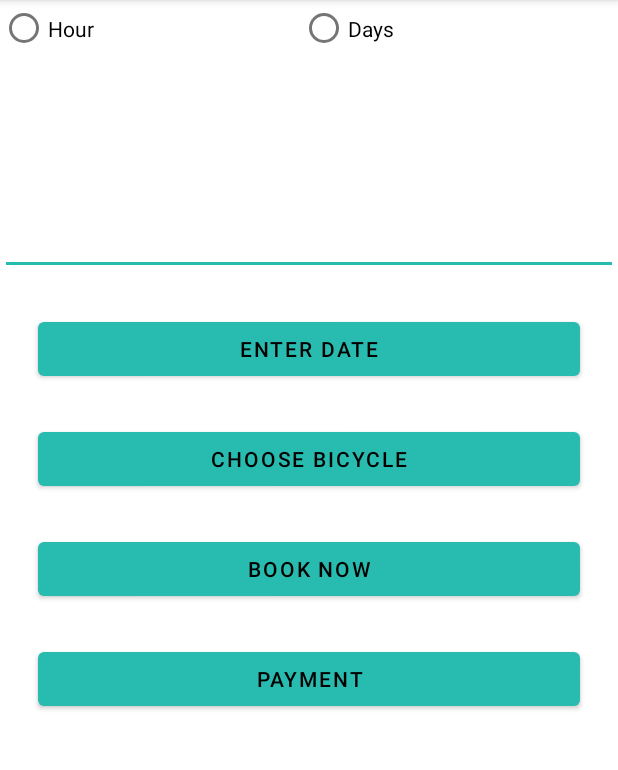
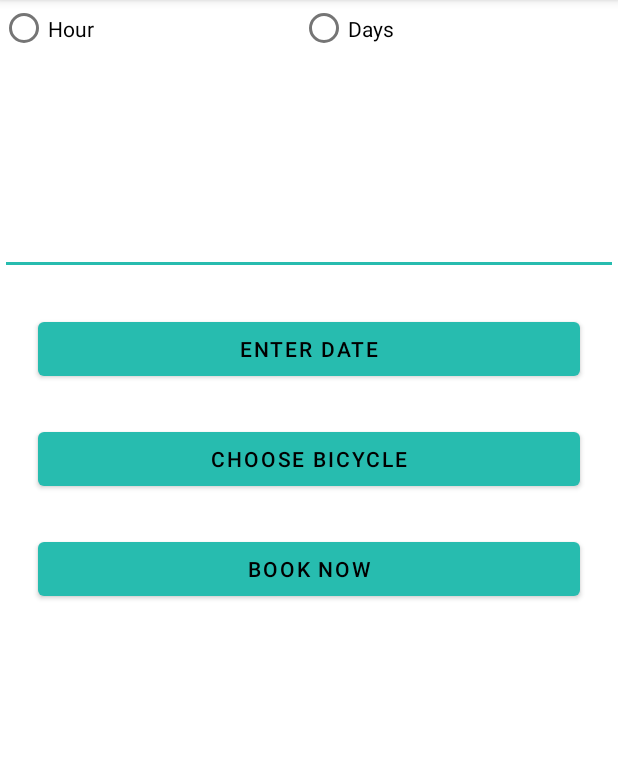
Before and after one commit to anjalikoshti/MyBicycleRental, an Android app: the BookRideActivity screen opened directly, with no data from a screen before it, on a phone screen of 412 x 824 dp, the part 84-854 px from its top. Run offline under Robolectric (Android 15) with nearby library versions, the phone set to English and light mode, and no system bars; our stand-ins replace Firebase (no records; nobody signed in at launch, a user with empty details on screens opened directly).

Commit message:
initial commit

```diff
--- a/app/build.gradle
+++ b/app/build.gradle
@@ -49,4 +49,5 @@ dependencies {
     androidTestImplementation 'androidx.test.espresso:espresso-core:3.3.0'
     implementation 'com.github.bumptech.glide:glide:4.11.0'
     implementation 'com.google.android.material:material:1.2.1'
+    implementation 'com.payumoney.sdkui:plug-n-play:1.6.0'
 }
--- a/app/src/main/AndroidManifest.xml
+++ b/app/src/main/AndroidManifest.xml
@@ -12,11 +12,12 @@
         android:theme="@style/Theme.MyBicycleRental.Light">
 
         <activity android:name=".activity.UpcomingActivity"></activity>
+        <activity android:name=".activity.PaymentActivity"></activity>
         <activity android:name=".activity.HistoryActivity" />
         <activity android:name=".activity.CurrentRideActivity" />
         <activity android:name=".activity.BicycleDetailActivity" />
         <activity android:name=".activity.SelectHourDaysActivity" />
-        <activity android:name=".activity.PaymentDetailActivity" />
+        <activity android:name=".activity.BookingDetailActivity" />
         <activity android:name=".activity.ChooseBicycleActivity" />
         <activity android:name=".activity.BookRideActivity" />
         <activity android:name=".activity.BottomNavActivity" />
--- a/app/src/main/java/com/example/mybicyclerental/activity/BookRideActivity.java
+++ b/app/src/main/java/com/example/mybicyclerental/activity/BookRideActivity.java
@@ -39,7 +39,7 @@ public class BookRideActivity extends AppCompatActivity {
     private int PICK_IMAGE_CAMERA;
     ActivityBookRideBinding viewBinding;
     SharedPreferences preferences;
-    Button btnenterdate,btnchoosebicycle,btnscan, btnbooknow,btnpayment;
+    Button btnenterdate,btnchoosebicycle,btnscan, btnbooknow;
     BicycleModel bicycleModel;
     RadioButton hour, days;
     RadioGroup radioGroup;
@@ -55,8 +55,8 @@ public class BookRideActivity extends AppCompatActivity {
     RadioButton checkedRadioButton;
     TextInputLayout textInputLayoutdays, textInputLayouthours;
     AutoCompleteTextView autoCompleteTextViewDay, autoCompleteTextViewHour;
-    String[] Hour = {"1 Hour", "2 Hour", "3 Hour", "4 Hour", "5 Hour"};
-    String[] Days = {"1 Day", "2 Day", "3 Day", "4 Day", "5 Day"};
+    String[] Hour = {"1 Hour", "2 Hour", "3 Hour", "4 Hour", "5 Hour","6 Hour","7 Hour","8 Hour","9 Hour","10 Hour"};
+    String[] Days = {"1 Day", "2 Day", "3 Day", "4 Day", "5 Day", "6 Day", "7 Day", "8 Day", "9 Day", "10 Day"};
     BookingModel bookingModel;
 
 
@@ -69,7 +69,6 @@ public class BookRideActivity extends AppCompatActivity {
         edtDate =findViewById(R.id.ed_date);
         btnenterdate=findViewById(R.id.btn_date);
         btnscan=findViewById(R.id.btn_scan);
-        btnpayment=findViewById(R.id.btn_payment);
         btnchoosebicycle = findViewById(R.id.btn_choose);
         btnbooknow = findViewById(R.id.btn_booknow);
         hour = findViewById(R.id.radio_hour);
@@ -141,14 +140,18 @@ public class BookRideActivity extends AppCompatActivity {
                 date=new SimpleDateFormat("dd/MM/yyyy", Locale.getDefault()).format(new Date());
                 bookingModel.setDate(edtDate.getText().toString());
                 if (checkedId==R.id.radio_days){
-
+                    bookingModel.setPrice("50");
                     bookingModel.setDays(viewBinding.dayDropdown.getText().toString().trim());
                     bookingModel.setHour("");
+                    CharSequence days=viewBinding.dayDropdown.getText().toString().subSequence(0,1);
+                    bookingModel.setTotal(String.valueOf(Integer.parseInt(String.valueOf(days))*Integer.parseInt(bookingModel.getPrice())));
                 }
                 if (checkedId==R.id.radio_hour){
-
+                    bookingModel.setPrice("5");
                     bookingModel.setDays("");
                     bookingModel.setHour(viewBinding.hourDropdown.getText().toString().trim());
+                    CharSequence hour=viewBinding.hourDropdown.getText().toString().subSequence(0,1);
+                    bookingModel.setTotal(String.valueOf(Integer.parseInt(String.valueOf(hour))*Integer.parseInt(bookingModel.getPrice())));
                 }
                 validateAndBook(bookingModel);
             }
@@ -165,6 +168,7 @@ public class BookRideActivity extends AppCompatActivity {
 
                 BookRideActivity.this.checkedId=checkedId;
                 if (checkedId == R.id.radio_hour) {
+
                     textInputLayouthours.setVisibility(View.VISIBLE);
                     textInputLayoutdays.setVisibility(View.GONE);
 
@@ -207,7 +211,8 @@ public class BookRideActivity extends AppCompatActivity {
                 autoCompleteTextViewHour.setError("enter hour");
             }
         }else  {
-            Intent intent = new Intent(BookRideActivity.this,PaymentDetailActivity.class);
+
+            Intent intent = new Intent(BookRideActivity.this,BookingDetailActivity.class);
             intent.putExtra("bookingModel",bookingModel);
             startActivity(intent);
 
--- /dev/null
+++ b/app/src/main/java/com/example/mybicyclerental/activity/PaymentActivity.java
@@ -0,0 +1,6 @@
+package com.example.mybicyclerental.activity;
+
+import androidx.appcompat.app.AppCompatActivity;
+
+public class PaymentActivity extends AppCompatActivity {
+}
--- a/app/src/main/java/com/example/mybicyclerental/fragment/PaymentFragment.java
+++ b/app/src/main/java/com/example/mybicyclerental/fragment/PaymentFragment.java
@@ -12,17 +12,15 @@ import androidx.cardview.widget.CardView;
 import androidx.fragment.app.Fragment;
 
 import com.example.mybicyclerental.R;
-import com.example.mybicyclerental.activity.PaymentDetailActivity;
+import com.example.mybicyclerental.activity.BookingDetailActivity;
 
 public class PaymentFragment extends Fragment {
 
-    CardView payment;
 
     @Nullable
     @Override
     public View onCreateView(@NonNull LayoutInflater inflater, @Nullable ViewGroup container, @Nullable Bundle savedInstanceState) {
         View view=inflater.inflate(R.layout.fragment_payment,container,false);
-        payment=view.findViewById(R.id.cv_Payment);
 
         return view;
     }
--- a/app/src/main/res/layout/activity_book_ride.xml
+++ b/app/src/main/res/layout/activity_book_ride.xml
@@ -12,8 +12,8 @@
         android:layout_height="38dp"
         android:orientation="horizontal"
         app:layout_constraintTop_toTopOf="parent"
-        tools:layout_editor_absoluteX="11dp"
-        tools:ignore="MissingConstraints">
+        tools:ignore="MissingConstraints"
+        tools:layout_editor_absoluteX="11dp">
 
         <RadioButton
             android:id="@+id/radio_hour"
@@ -35,43 +35,42 @@
     </RadioGroup>
 
     <com.google.android.material.textfield.TextInputLayout
-        android:theme="@style/Widget.MaterialComponents.TextInputLayout.OutlinedBox.ExposedDropdownMenu"
         android:id="@+id/ed_select_hour"
         android:layout_width="match_parent"
-        android:visibility="gone"
         android:layout_height="wrap_content"
         android:layout_margin="10dp"
+        android:theme="@style/Widget.MaterialComponents.TextInputLayout.OutlinedBox.ExposedDropdownMenu"
+        android:visibility="gone"
 
         app:layout_constraintTop_toBottomOf="@+id/radio_group">
 
         <AutoCompleteTextView
             android:id="@+id/hour_dropdown"
+            android:layout_width="match_parent"
+            android:layout_height="wrap_content"
             android:hint="Select Hour"
-            android:textSize="15dp"
-            android:layout_width="match_parent"
-            android:layout_height="wrap_content"/>
+            android:textSize="15dp" />
 
 
     </com.google.android.material.textfield.TextInputLayout>
+
     <com.google.android.material.textfield.TextInputLayout
-        android:theme="@style/Widget.MaterialComponents.TextInputLayout.OutlinedBox.ExposedDropdownMenu"
         android:id="@+id/ed_select_days"
         android:layout_width="match_parent"
-        android:visibility="gone"
         android:layout_height="wrap_content"
         android:layout_margin="10dp"
+        android:theme="@style/Widget.MaterialComponents.TextInputLayout.OutlinedBox.ExposedDropdownMenu"
+        android:visibility="gone"
         app:layout_constraintTop_toBottomOf="@+id/ed_select_hour">
 
         <AutoCompleteTextView
             android:id="@+id/day_dropdown"
-            android:hint="Select Days"
             android:layout_width="match_parent"
             android:layout_height="wrap_content"
-            android:textSize="15dp"
-            />
+            android:hint="Select Days"
+            android:textSize="15dp" />
 
     </com.google.android.material.textfield.TextInputLayout>
-
 
 
     <TextView
@@ -79,9 +78,9 @@
         android:layout_width="match_parent"
         android:layout_height="wrap_content"
         android:text="Bicycle Name"
+        android:textSize="20sp"
         android:visibility="gone"
-        android:textSize="20sp"
-        app:layout_constraintTop_toBottomOf="@+id/ed_select_days"/>
+        app:layout_constraintTop_toBottomOf="@+id/ed_select_days" />
 
     <ImageView
         android:id="@+id/bimage"
@@ -91,44 +90,37 @@
         app:layout_constraintEnd_toEndOf="parent"
         app:layout_constraintTop_toBottomOf="@id/ed_select_days" />
 
-   <EditText
-       android:id="@+id/ed_date"
-       android:layout_width="match_parent"
-       android:layout_height="wrap_content"
-       app:layout_constraintTop_toBottomOf="@+id/bimage"/>
+    <EditText
+        android:id="@+id/ed_date"
+        android:layout_width="match_parent"
+        android:layout_height="wrap_content"
+        app:layout_constraintTop_toBottomOf="@+id/bimage" />
 
     <Button
         android:id="@+id/btn_date"
-        android:text="Enter Date"
         android:layout_width="match_parent"
         android:layout_height="wrap_content"
         android:layout_margin="25dp"
-        app:layout_constraintTop_toBottomOf="@+id/ed_date"
-        />
+        android:text="Enter Date"
+        app:layout_constraintTop_toBottomOf="@+id/ed_date" />
 
 
     <Button
         android:id="@+id/btn_choose"
         android:layout_width="match_parent"
         android:layout_height="wrap_content"
+        android:layout_margin="25dp"
         android:text="Choose Bicycle"
-        app:layout_constraintTop_toBottomOf="@+id/btn_date"
-        android:layout_margin="25dp"/>
+        app:layout_constraintTop_toBottomOf="@+id/btn_date" />
 
 
     <Button
         android:id="@+id/btn_booknow"
         android:layout_width="match_parent"
         android:layout_height="wrap_content"
+        android:layout_margin="25dp"
         android:text="Book Now"
-        app:layout_constraintTop_toBottomOf="@+id/btn_choose"
-        android:layout_margin="25dp"/>
-    <Button
-        android:id="@+id/btn_payment"
-        android:layout_width="match_parent"
-        android:layout_height="wrap_content"
-        android:text="Payment"
-        app:layout_constraintTop_toBottomOf="@+id/btn_booknow"
-        android:layout_margin="25dp"/>
+        app:layout_constraintTop_toBottomOf="@+id/btn_choose" />
+
 
 </androidx.constraintlayout.widget.ConstraintLayout>
--- a/app/src/main/res/layout/history_list_item_view.xml
+++ b/app/src/main/res/layout/history_list_item_view.xml
@@ -2,5 +2,8 @@
 <androidx.constraintlayout.widget.ConstraintLayout
     xmlns:android="http://schemas.android.com/apk/res/android" android:layout_width="match_parent"
     android:layout_height="match_parent">
-
+    <androidx.recyclerview.widget.RecyclerView
+        android:layout_width="match_parent"
+        android:layout_height="match_parent"
+        android:id="@+id/rv_history"/>
 </androidx.constraintlayout.widget.ConstraintLayout>
```
Also changed, not shown: app/src/main/java/com/example/mybicyclerental/activity/BookingDetailActivity.java (renamed from app/src/main/java/com/example/mybicyclerental/activity/PaymentDetailActivity.java, +13 -18 lines), app/src/main/java/com/example/mybicyclerental/model/BookingModel.java (+20 -0 lines), app/src/main/res/layout/activity_booking_detail.xml (renamed from app/src/main/res/layout/activity_payment_detail.xml, +5 -22 lines), app/src/main/res/layout/activity_payment.xml (added, +7 -0 lines).
